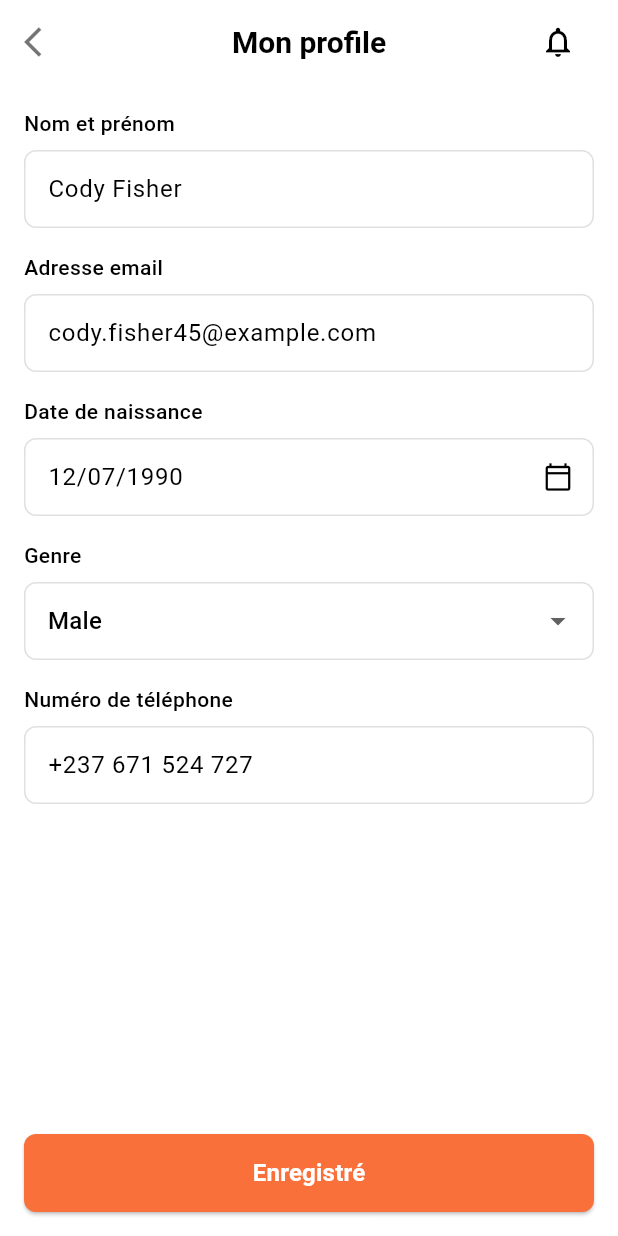
After one commit to Pessidjo-Germann/ln_foot, a Flutter app: the ProfileScreen screen opened directly, after a tap on "Votre Profile", on a phone screen of 412 x 824 dp. The commit adds this screen. Run offline on Flutter 3.47's test engine with Material 3 defaults, Android fonts, the phone set to English and light mode, and no system bars; our stand-ins replace flutter_svg, pinput, shimmer; project files that could hold a hidden picture were left out.

Commit message:
feat(profile): add profile screen and related components
Introduce a new profile screen with navigation to profile details, payment methods, and notifications. Include reusable widgets like ProfileMenuItem and AddressSection for consistent UI. The profile details screen allows users to edit personal information such as name, email, and phone number.

```diff
--- a/lib/screen/home_screen.dart
+++ b/lib/screen/home_screen.dart
@@ -1,5 +1,6 @@
 import 'package:flutter/material.dart';
 import 'package:ln_foot/screen/cart_screen.dart';
+import 'package:ln_foot/screen/profile_screen.dart';
 import 'package:ln_foot/widgets/home/home_app_bar.dart';
 import 'package:ln_foot/widgets/home/search_bar_widget.dart';
 import 'package:ln_foot/widgets/home/categories_section.dart'; // Import the Categories Section
@@ -30,7 +31,7 @@ class _HomeScreenState extends State<HomeScreen> {
     const HomeContent(),
     const SavedItemsScreen(),
     const CartScreen(),
-    const Center(child: Text('Account')),
+    const ProfileScreen(),
   ];
 
   @override
--- /dev/null
+++ b/lib/screen/profile_details_screen.dart
@@ -0,0 +1,246 @@
+import 'package:flutter/material.dart';
+import 'package:ln_foot/widgets/custom_app_bar.dart';
+import 'package:ln_foot/widgets/custom_button.dart';
+
+class ProfileDetailsScreen extends StatefulWidget {
+  const ProfileDetailsScreen({super.key});
+
+  @override
+  State<ProfileDetailsScreen> createState() => _ProfileDetailsScreenState();
+}
+
+class _ProfileDetailsScreenState extends State<ProfileDetailsScreen> {
+  final _formKey = GlobalKey<FormState>();
+  final _nameController = TextEditingController(text: 'Cody Fisher');
+  final _emailController = TextEditingController(text: 'cody.fisher45@example.com');
+  final _dobController = TextEditingController(text: '12/07/1990');
+  final _phoneController = TextEditingController(text: '+237 671 524 727');
+  String? _selectedGender = 'Male'; // Default example value
+
+  // TODO: Add logic to load actual user data
+
+  @override
+  void dispose() {
+    _nameController.dispose();
+    _emailController.dispose();
+    _dobController.dispose();
+    _phoneController.dispose();
+    super.dispose();
+  }
+
+  Future<void> _selectDate(BuildContext context) async {
+    final DateTime? picked = await showDatePicker(
+      context: context,
+      initialDate: DateTime.now(), // Or parse from existing data
+      firstDate: DateTime(1900),
+      lastDate: DateTime.now(),
+    );
+    if (picked != null) {
+      // TODO: Format the date as needed (e.g., using intl package)
+      setState(() {
+        _dobController.text = "${picked.day}/${picked.month}/${picked.year}"; // Simple format
+      });
+    }
+  }
+
+  @override
+  Widget build(BuildContext context) {
+    return Scaffold(
+      appBar: CustomAppBar(
+        title: 'Mon profile',
+        showBackButton: true,
+        onBackButtonPressed: ()=> Navigator.pop(context),
+        actions: [
+          IconButton(
+            icon: const Icon(Icons.notifications_none_outlined),
+            onPressed: () {
+              // TODO: Navigate to Notification Screen
+              print('Notification icon pressed');
+            },
+          ),
+          const SizedBox(width: 16),
+        ],
+      ),
+      body: SingleChildScrollView(
+        padding: const EdgeInsets.all(16.0),
+        child: Form(
+          key: _formKey,
+          child: Column(
+            crossAxisAlignment: CrossAxisAlignment.start,
+            children: [
+              _buildTextField(
+                label: 'Nom et prénom',
+                controller: _nameController,
+                // validator: (value) => ..., // Add validation if needed
+              ),
+              const SizedBox(height: 16),
+              _buildTextField(
+                label: 'Adresse email',
+                controller: _emailController,
+                keyboardType: TextInputType.emailAddress,
+                // validator: (value) => ..., // Add validation if needed
+              ),
+              const SizedBox(height: 16),
+              _buildDateField(
+                label: 'Date de naissance',
+                controller: _dobController,
+                onTap: () => _selectDate(context),
+              ),
+              const SizedBox(height: 16),
+              _buildGenderDropdown(
+                label: 'Genre',
+                value: _selectedGender,
+                onChanged: (newValue) {
+                  setState(() {
+                    _selectedGender = newValue;
+                  });
+                },
+              ),
+              const SizedBox(height: 16),
+              _buildPhoneField(
+                label: 'Numéro de téléphone',
+                controller: _phoneController,
+                // TODO: Implement country code picker if needed
+              ),
+              const SizedBox(height: 32),
+            ],
+          ),
+        ),
+      ),
+      bottomNavigationBar: Padding(
+        padding: const EdgeInsets.all(16.0),
+        child: CustomButton( // Using CustomButton based on info.txt
+          text: 'Enregistré',
+          onPressed: () {
+            if (_formKey.currentState!.validate()) {
+              // TODO: Implement save logic
+              print('Saving profile...');
+              print('Name: ${_nameController.text}');
+              print('Email: ${_emailController.text}');
+              print('DOB: ${_dobController.text}');
+              print('Gender: $_selectedGender');
+              print('Phone: ${_phoneController.text}');
+              // Optionally show a success message/snackbar
+
+              Navigator.pop(context);
+            }
+          },
+          // TODO: Adjust styling if CustomButton allows (e.g., background color)
+        ),
+      ),
+    );
+  }
+
+  // Helper widget for standard text fields
+  Widget _buildTextField({
+    required String label,
+    required TextEditingController controller,
+    TextInputType? keyboardType,
+    String? Function(String?)? validator,
+    bool readOnly = false,
+    VoidCallback? onTap,
+    Widget? suffixIcon,
+  }) {
+    return Column(
+      crossAxisAlignment: CrossAxisAlignment.start,
+      children: [
+        Text(label, style: const TextStyle(fontWeight: FontWeight.w500)), // Or use Theme
+        const SizedBox(height: 8),
+        TextFormField( // Using standard TextFormField, replace with CustomTextField if it fits
+          controller: controller,
+          keyboardType: keyboardType,
+          validator: validator,
+          readOnly: readOnly,
+          onTap: onTap,
+          decoration: InputDecoration(
+            // hintText: 'Enter $label', // Optional hint
+            border: OutlineInputBorder(
+              borderRadius: BorderRadius.circular(8.0),
+              borderSide: BorderSide(color: Colors.grey.shade300),
+            ),
+            enabledBorder: OutlineInputBorder(
+              borderRadius: BorderRadius.circular(8.0),
+              borderSide: BorderSide(color: Colors.grey.shade300),
+            ),
+            focusedBorder: OutlineInputBorder(
+              borderRadius: BorderRadius.circular(8.0),
+              borderSide: BorderSide(color: Theme.of(context).primaryColor),
+            ),
+            contentPadding: const EdgeInsets.symmetric(horizontal: 12, vertical: 14),
+            suffixIcon: suffixIcon,
+          ),
+        ),
+      ],
+    );
+  }
+
+  // Helper for Date Field (read-only text field with calendar icon)
+  Widget _buildDateField({
+    required String label,
+    required TextEditingController controller,
+    required VoidCallback onTap,
+  }) {
+    return _buildTextField(
+      label: label,
+      controller: controller,
+      readOnly: true,
+      onTap: onTap,
+      suffixIcon: const Icon(Icons.calendar_today_outlined, size: 20),
+    );
+  }
+
+  // Helper for Gender Dropdown
+  Widget _buildGenderDropdown({
+    required String label,
+    required String? value,
+    required ValueChanged<String?> onChanged,
+  }) {
+    return Column(
+      crossAxisAlignment: CrossAxisAlignment.start,
+      children: [
+        Text(label, style: const TextStyle(fontWeight: FontWeight.w500)),
+        const SizedBox(height: 8),
+        DropdownButtonFormField<String>(
+          value: value,
+          items: ['Male', 'Female', 'Other'] // Example options
+              .map((label) => DropdownMenuItem(
+                    value: label,
+                    child: Text(label),
+                  ))
+              .toList(),
+          onChanged: onChanged,
+          decoration: InputDecoration(
+             border: OutlineInputBorder(
+              borderRadius: BorderRadius.circular(8.0),
+              borderSide: BorderSide(color: Colors.grey.shade300),
+            ),
+             enabledBorder: OutlineInputBorder(
+              borderRadius: BorderRadius.circular(8.0),
+              borderSide: BorderSide(color: Colors.grey.shade300),
+            ),
+             focusedBorder: OutlineInputBorder(
+              borderRadius: BorderRadius.circular(8.0),
+              borderSide: BorderSide(color: Theme.of(context).primaryColor),
+            ),
+            contentPadding: const EdgeInsets.symmetric(horizontal: 12, vertical: 14),
+          ),
+          // validator: (value) => value == null ? 'Please select gender' : null, // Optional validation
+        ),
+      ],
+    );
+  }
+
+   // Helper for Phone Field (basic implementation)
+  Widget _buildPhoneField({
+    required String label,
+    required TextEditingController controller,
+  }) {
+     // TODO: Integrate a country code picker package (e.g., intl_phone_field) for better UX
+    return _buildTextField(
+      label: label,
+      controller: controller,
+      keyboardType: TextInputType.phone,
+      // validator: ..., // Add phone validation
+    );
+  }
+}
--- /dev/null
+++ b/lib/screen/profile_screen.dart
@@ -0,0 +1,118 @@
+import 'package:flutter/material.dart';
+import 'package:ln_foot/screen/notification_screen.dart'; // Added import
+import 'package:ln_foot/screen/payment_method_screen.dart'; // Added import
+import 'package:ln_foot/screen/profile_details_screen.dart';
+import 'package:ln_foot/widgets/custom_app_bar.dart';
+import 'package:ln_foot/widgets/profile/profile_menu_item.dart';
+
+class ProfileScreen extends StatelessWidget {
+  const ProfileScreen({super.key});
+
+  @override
+  Widget build(BuildContext context) {
+    return Scaffold(
+      appBar: CustomAppBar(
+        title: 'Compte',
+        showBackButton: true,
+        onBackButtonPressed: ()=>Navigator.pop(context),
+        actions: [
+          IconButton(
+            icon: const Icon(Icons.notifications_none_outlined), // Or your custom notification icon
+            onPressed: () {
+              // TODO: Navigate to Notification Screen
+              Navigator.push(context, MaterialPageRoute(builder: (context) => NotificationScreen()));
+            },
+          ),
+          const SizedBox(width: 16), // Add some padding
+        ],
+      ),
+      body: SingleChildScrollView( // Use SingleChildScrollView if content might overflow
+        padding: const EdgeInsets.symmetric(vertical: 20.0, horizontal: 16.0),
+        child: Column(
+          children: [
+            // Profile Menu Items
+            ProfileMenuItem(
+              icon: Icons.person_outline,
+              title: 'Votre Profile',
+              onTap: () {
+                Navigator.push(
+                  context,
+                  MaterialPageRoute(builder: (context) => const ProfileDetailsScreen()),
+                );
+              },
+            ),
+            ProfileMenuItem(
+              icon: Icons.list_alt_outlined, // Using a suitable icon
+              title: 'Ma commande',
+              onTap: () {
+                // TODO: Navigate to Orders Screen
+                print('Navigate to Orders');
+              },
+            ),
+            ProfileMenuItem(
+              icon: Icons.payment_outlined,
+              title: 'Modes de paiement',
+              onTap: () {
+                 Navigator.push(
+                  context,
+                  MaterialPageRoute(builder: (context) => const PaymentMethodScreen()),
+                );
+              },
+            ),
+            ProfileMenuItem(
+              icon: Icons.notifications_none_outlined,
+              title: 'Notifications',
+              onTap: () {
+                 Navigator.push(
+                  context,
+                  MaterialPageRoute(builder: (context) => const NotificationScreen()),
+                );
+              },
+            ),
+             ProfileMenuItem(
+              icon: Icons.lock_outline,
+              title: 'politique de confidentialité',
+              onTap: () {
+                // TODO: Navigate to Privacy Policy Screen or show dialog/webview
+                print('Navigate to Privacy Policy');
+              },
+            ),
+             ProfileMenuItem(
+              icon: Icons.help_outline,
+              title: 'Centre d\'aide',
+              onTap: () {
+                // TODO: Navigate to Help Center Screen
+                print('Navigate to Help Center');
+              },
+            ),
+             ProfileMenuItem(
+              icon: Icons.people_outline, // Using a suitable icon
+              title: 'Inviter des amis',
+              onTap: () {
+                // TODO: Implement Invite Friends functionality
+                print('Invite Friends');
+              },
+            ),
+
+            const SizedBox(height: 30), // Spacer before logout
+
+            // Logout Button
+            ListTile(
+              leading: const Icon(Icons.logout, color: Colors.red, size: 24),
+              title: const Text(
+                'Se déconnecter',
+                style: TextStyle(color: Colors.red, fontSize: 16),
+              ),
+              onTap: () {
+                // TODO: Implement logout logic (e.g., show confirmation dialog)
+                print('Logout tapped');
+              },
+              contentPadding: const EdgeInsets.symmetric(vertical: 8.0, horizontal: 0),
+              visualDensity: VisualDensity.compact,
+            ),
+          ],
+        ),
+      ),
+    );
+  }
+}
--- /dev/null
+++ b/lib/widgets/profile/profile_menu_item.dart
@@ -0,0 +1,42 @@
+import 'package:flutter/material.dart';
+
+class ProfileMenuItem extends StatelessWidget {
+  final IconData icon;
+  final String title;
+  final VoidCallback onTap;
+  final Color? iconColor; // Optional color for the icon
+  final Color? textColor; // Optional color for the text
+
+  const ProfileMenuItem({
+    super.key,
+    required this.icon,
+    required this.title,
+    required this.onTap,
+    this.iconColor,
+    this.textColor,
+  });
+
+  @override
+  Widget build(BuildContext context) {
+    // Determine colors based on provided parameters or theme defaults
+    final effectiveIconColor = iconColor ?? Theme.of(context).iconTheme.color;
+    final effectiveTextColor = textColor ?? Theme.of(context).textTheme.bodyLarge?.color;
+    final trailingIconColor = Colors.grey; // Or use theme color
+
+    return ListTile(
+      leading: Icon(icon, color: effectiveIconColor, size: 24), // Adjust size as needed
+      title: Text(
+        title,
+        style: TextStyle(
+          color: effectiveTextColor,
+          fontSize: 16, // Adjust font size as needed
+          // fontWeight: FontWeight.w500, // Optional: adjust weight
+        ),
+      ),
+      trailing: Icon(Icons.arrow_forward_ios, size: 16, color: trailingIconColor),
+      onTap: onTap,
+      contentPadding: const EdgeInsets.symmetric(vertical: 8.0, horizontal: 0), // Adjust padding
+      visualDensity: VisualDensity.compact, // Make it slightly denser
+    );
+  }
+}
```
Also changed, not shown: lib/widgets/checkout/address_section.dart (added, +73 -0 lines).
